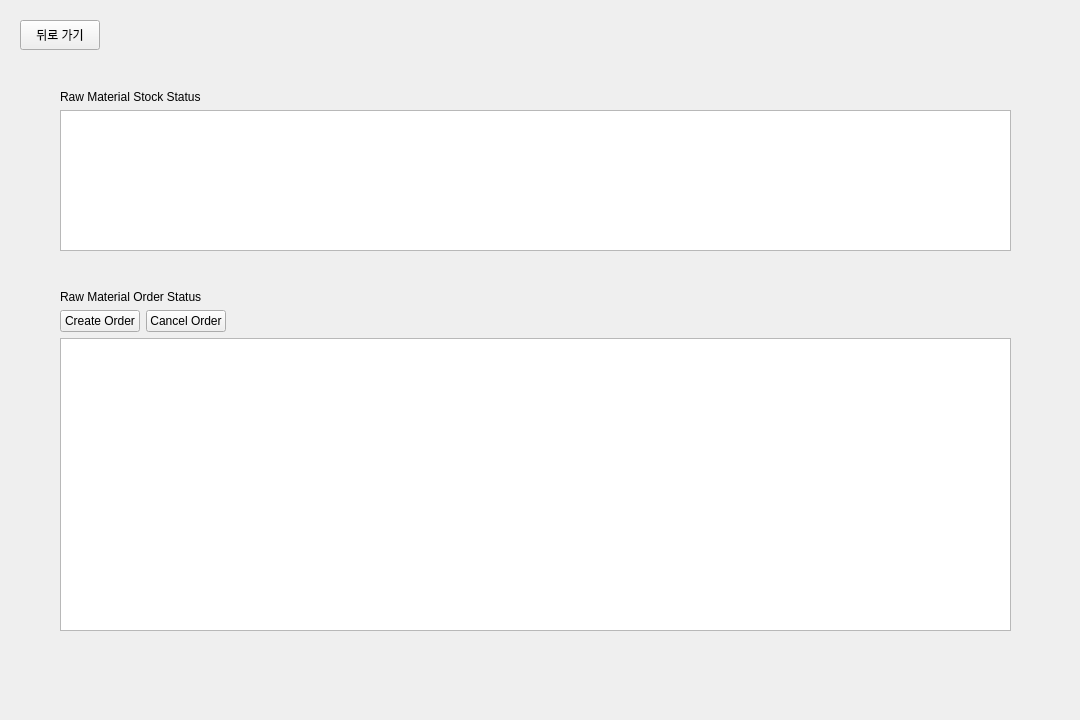
Old version of the form client/MainUI/src/views/scm_manage_widget.ui in the repository Intel-Edge-9s/MES.
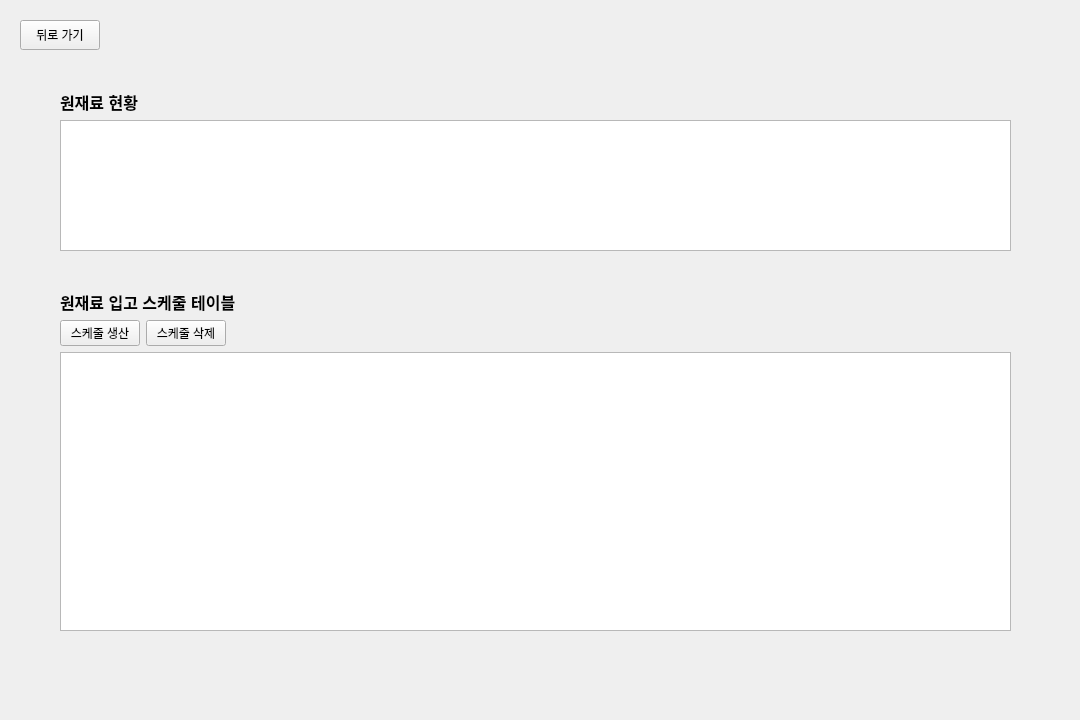
New version of the form.

The edit to the form file:
```diff
--- a/client/MainUI/src/views/scm_manage_widget.ui
+++ b/client/MainUI/src/views/scm_manage_widget.ui
@@ -38,8 +38,14 @@
     </item>
     <item row="0" column="1">
      <widget class="QLabel" name="label">
+      <property name="font">
+       <font>
+        <pointsize>12</pointsize>
+        <bold>true</bold>
+       </font>
+      </property>
       <property name="text">
-       <string>Raw Material Stock Status</string>
+       <string>원재료 현황</string>
       </property>
      </widget>
     </item>
@@ -70,8 +76,14 @@
     </item>
     <item row="0" column="0">
      <widget class="QLabel" name="label_2">
+      <property name="font">
+       <font>
+        <pointsize>12</pointsize>
+        <bold>true</bold>
+       </font>
+      </property>
       <property name="text">
-       <string>Raw Material Order Status</string>
+       <string>원재료 입고 스케줄 테이블</string>
       </property>
      </widget>
     </item>
@@ -80,14 +92,14 @@
       <item>
        <widget class="QPushButton" name="pushButton">
         <property name="text">
-         <string>Create Order</string>
+         <string>스케줄 생산</string>
         </property>
        </widget>
       </item>
       <item>
        <widget class="QPushButton" name="cancel_order_button">
         <property name="text">
-         <string>Cancel Order</string>
+         <string>스케줄 삭제</string>
         </property>
        </widget>
       </item>
```
